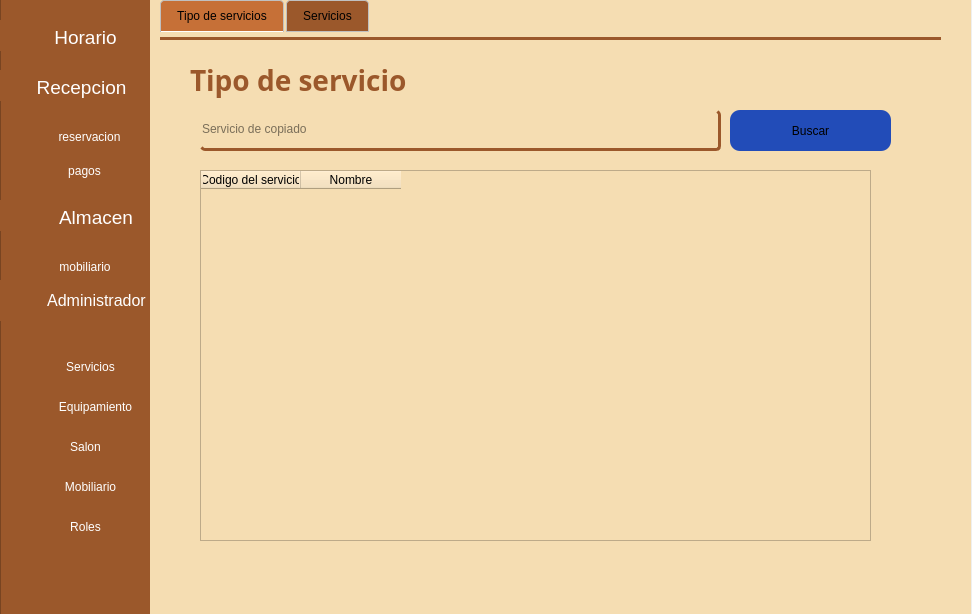
The window that gui/navegacion.ui (asp-laboratories/BookingRoom_Software) describes before a commit, drawn with Qt 5.
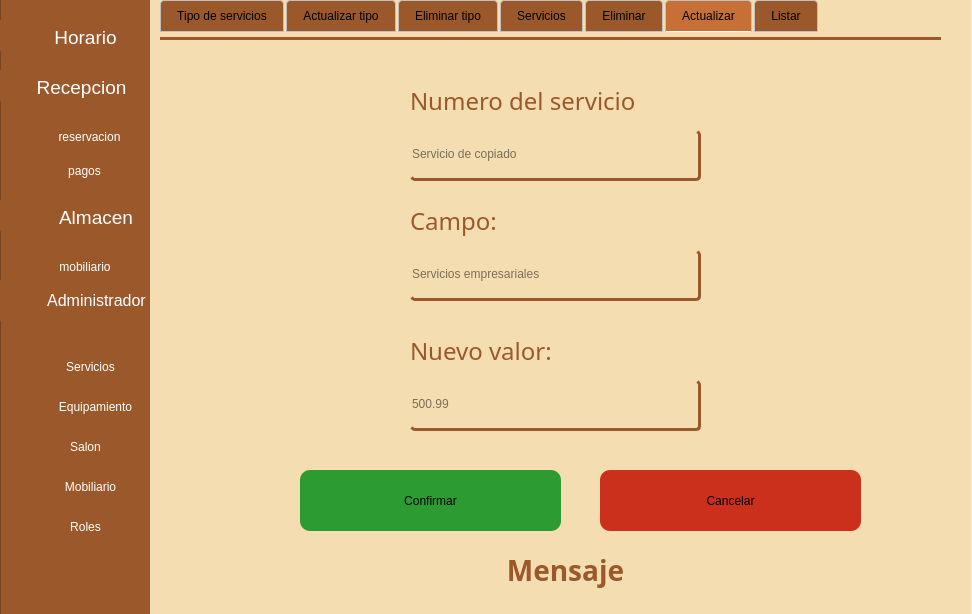
The same window after the commit. The open tabs and pages were chosen to show the change. Icons and pictures are not drawn.

Commit message: fix(gui): Migracion de todas las funcionalidades a un nuevo archivo.ui para obtener el efecto de scroll (Updated)

```diff
--- a/gui/navegacion.ui
+++ b/gui/navegacion.ui
@@ -739,7 +739,7 @@
 }</string>
       </property>
       <property name="currentIndex">
-       <number>0</number>
+       <number>5</number>
       </property>
       <widget class="QWidget" name="tab_3">
        <attribute name="title">
@@ -830,6 +830,16 @@
         </column>
        </widget>
       </widget>
+      <widget class="QWidget" name="tab_8">
+       <attribute name="title">
+        <string>Actualizar tipo</string>
+       </attribute>
+      </widget>
+      <widget class="QWidget" name="tab_9">
+       <attribute name="title">
+        <string>Eliminar tipo</string>
+       </attribute>
+      </widget>
       <widget class="QWidget" name="tab_4">
        <attribute name="title">
         <string>Servicios</string>
@@ -1101,6 +1111,217 @@
         </property>
        </widget>
       </widget>
+      <widget class="QWidget" name="tab_5">
+       <attribute name="title">
+        <string>Eliminar</string>
+       </attribute>
+      </widget>
+      <widget class="QWidget" name="tab_6">
+       <attribute name="title">
+        <string>Actualizar</string>
+       </attribute>
+       <widget class="QLineEdit" name="sNumeroServicio">
+        <property name="geometry">
+         <rect>
+          <x>250</x>
+          <y>90</y>
+          <width>291</width>
+          <height>51</height>
+         </rect>
+        </property>
+        <property name="styleSheet">
+         <string notr="true">color: rgb(0, 0, 0);
+border-radius: 5px;
+border-bottom: 3px solid rgba(155, 88, 43, 1.0);
+border-right: 3px solid  rgba(155, 88, 43, 1.0);</string>
+        </property>
+        <property name="text">
+         <string/>
+        </property>
+        <property name="placeholderText">
+         <string>Servicio de copiado</string>
+        </property>
+       </widget>
+       <widget class="QLineEdit" name="sCampo">
+        <property name="geometry">
+         <rect>
+          <x>250</x>
+          <y>210</y>
+          <width>291</width>
+          <height>51</height>
+         </rect>
+        </property>
+        <property name="styleSheet">
+         <string notr="true">color: rgb(0, 0, 0);
+border-radius: 5px;
+border-bottom: 3px solid rgba(155, 88, 43, 1.0);
+border-right: 3px solid  rgba(155, 88, 43, 1.0);</string>
+        </property>
+        <property name="text">
+         <string/>
+        </property>
+        <property name="placeholderText">
+         <string>Servicios empresariales</string>
+        </property>
+       </widget>
+       <widget class="QLabel" name="label_9">
+        <property name="geometry">
+         <rect>
+          <x>250</x>
+          <y>160</y>
+          <width>291</width>
+          <height>41</height>
+         </rect>
+        </property>
+        <property name="font">
+         <font>
+          <family>Adwaita Sans</family>
+          <pointsize>18</pointsize>
+          <bold>false</bold>
+         </font>
+        </property>
+        <property name="styleSheet">
+         <string notr="true">color: rgba(155, 88, 43, 1.0);
+</string>
+        </property>
+        <property name="text">
+         <string>Campo:</string>
+        </property>
+       </widget>
+       <widget class="QLineEdit" name="sNuevoValor">
+        <property name="geometry">
+         <rect>
+          <x>250</x>
+          <y>340</y>
+          <width>291</width>
+          <height>51</height>
+         </rect>
+        </property>
+        <property name="styleSheet">
+         <string notr="true">color: rgb(0, 0, 0);
+border-radius: 5px;
+border-bottom: 3px solid rgba(155, 88, 43, 1.0);
+border-right: 3px solid  rgba(155, 88, 43, 1.0);</string>
+        </property>
+        <property name="text">
+         <string/>
+        </property>
+        <property name="placeholderText">
+         <string>500.99</string>
+        </property>
+       </widget>
+       <widget class="QLabel" name="label_10">
+        <property name="geometry">
+         <rect>
+          <x>250</x>
+          <y>290</y>
+          <width>291</width>
+          <height>41</height>
+         </rect>
+        </property>
+        <property name="font">
+         <font>
+          <family>Adwaita Sans</family>
+          <pointsize>18</pointsize>
+          <bold>false</bold>
+         </font>
+        </property>
+        <property name="styleSheet">
+         <string notr="true">color: rgba(155, 88, 43, 1.0);
+</string>
+        </property>
+        <property name="text">
+         <string>Nuevo valor:</string>
+        </property>
+       </widget>
+       <widget class="QLabel" name="label_11">
+        <property name="geometry">
+         <rect>
+          <x>250</x>
+          <y>40</y>
+          <width>291</width>
+          <height>41</height>
+         </rect>
+        </property>
+        <property name="font">
+         <font>
+          <family>Adwaita Sans</family>
+          <pointsize>18</pointsize>
+          <bold>false</bold>
+         </font>
+        </property>
+        <property name="styleSheet">
+         <string notr="true">color: rgba(155, 88, 43, 1.0);
+</string>
+        </property>
+        <property name="text">
+         <string>Numero del servicio</string>
+        </property>
+       </widget>
+       <widget class="QPushButton" name="sConfirmarAct">
+        <property name="geometry">
+         <rect>
+          <x>140</x>
+          <y>430</y>
+          <width>261</width>
+          <height>61</height>
+         </rect>
+        </property>
+        <property name="styleSheet">
+         <string notr="true">border-radius: 10px;
+background-color: #2B9B32;</string>
+        </property>
+        <property name="text">
+         <string>Confirmar</string>
+        </property>
+       </widget>
+       <widget class="QPushButton" name="sCancelarAct">
+        <property name="geometry">
+         <rect>
+          <x>440</x>
+          <y>430</y>
+          <width>261</width>
+          <height>61</height>
+         </rect>
+        </property>
+        <property name="styleSheet">
+         <string notr="true">border-radius: 10px;
+background-color: #CA301B;</string>
+        </property>
+        <property name="text">
+         <string>Cancelar</string>
+        </property>
+       </widget>
+       <widget class="QLabel" name="sMensajeAct">
+        <property name="geometry">
+         <rect>
+          <x>280</x>
+          <y>510</y>
+          <width>251</width>
+          <height>41</height>
+         </rect>
+        </property>
+        <property name="font">
+         <font>
+          <family>Adwaita Sans</family>
+          <pointsize>-1</pointsize>
+          <bold>true</bold>
+         </font>
+        </property>
+        <property name="styleSheet">
+         <string notr="true">color: rgba(155, 88, 43, 1.0);
+font-size: 28px;</string>
+        </property>
+        <property name="text">
+         <string>&lt;html&gt;&lt;head/&gt;&lt;body&gt;&lt;p align=&quot;center&quot;&gt;&lt;span style=&quot; font-size:21pt;&quot;&gt;Mensaje&lt;/span&gt;&lt;/p&gt;&lt;/body&gt;&lt;/html&gt;</string>
+        </property>
+       </widget>
+      </widget>
+      <widget class="QWidget" name="tab_7">
+       <attribute name="title">
+        <string>Listar</string>
+       </attribute>
+      </widget>
      </widget>
     </widget>
     <widget class="QWidget" name="adminEquipamiento">
```
Left out of the diff: 136 changed lines with no effect on the pictures. The commit also changes 3 other files.
